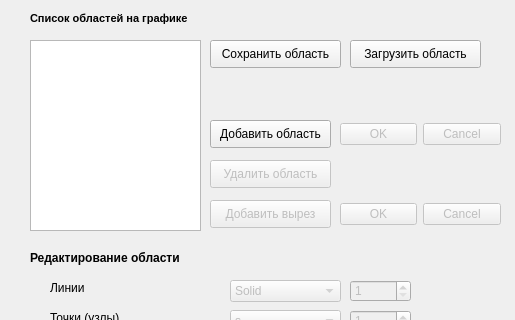
Old version of the form graphWidgetForm.ui in the repository medvich/pyqt_areas; both pictures show x 0 to 515 and y 0 to 320 of the 1414 by 713 pixel window.
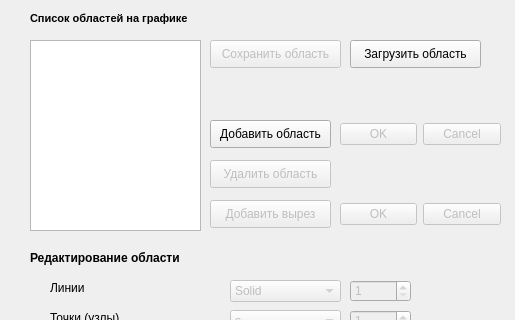
New version of the form. Custom widgets are drawn as their Qt base class.

Commit message: another checkpoint, something works clean

```diff
--- a/graphWidgetForm.ui
+++ b/graphWidgetForm.ui
@@ -399,6 +399,9 @@
    </property>
   </widget>
   <widget class="QPushButton" name="savePolyPushButton">
+   <property name="enabled">
+    <bool>false</bool>
+   </property>
    <property name="geometry">
     <rect>
      <x>210</x>
```
The commit also changes 2 other files.
